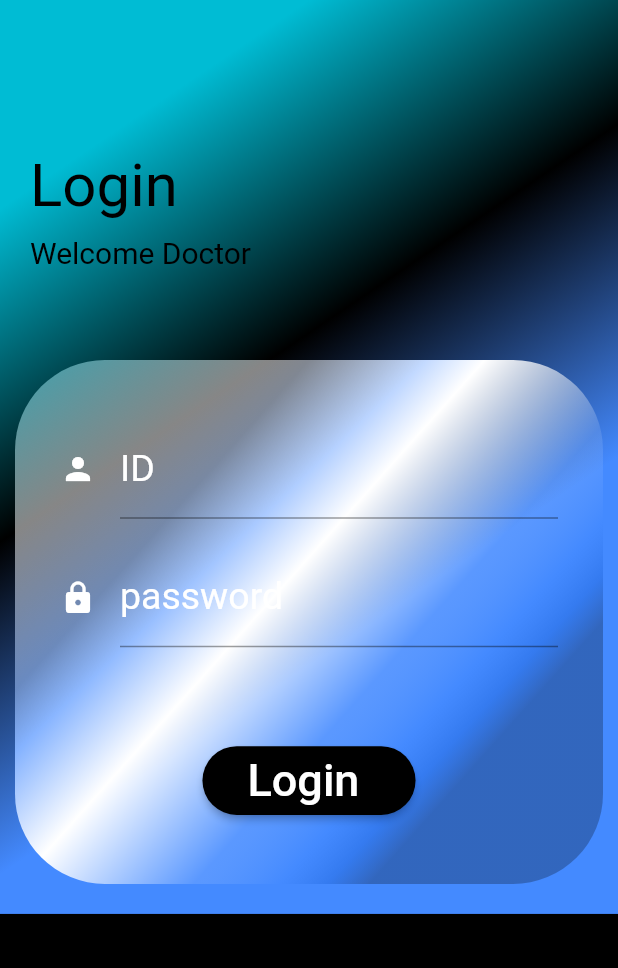
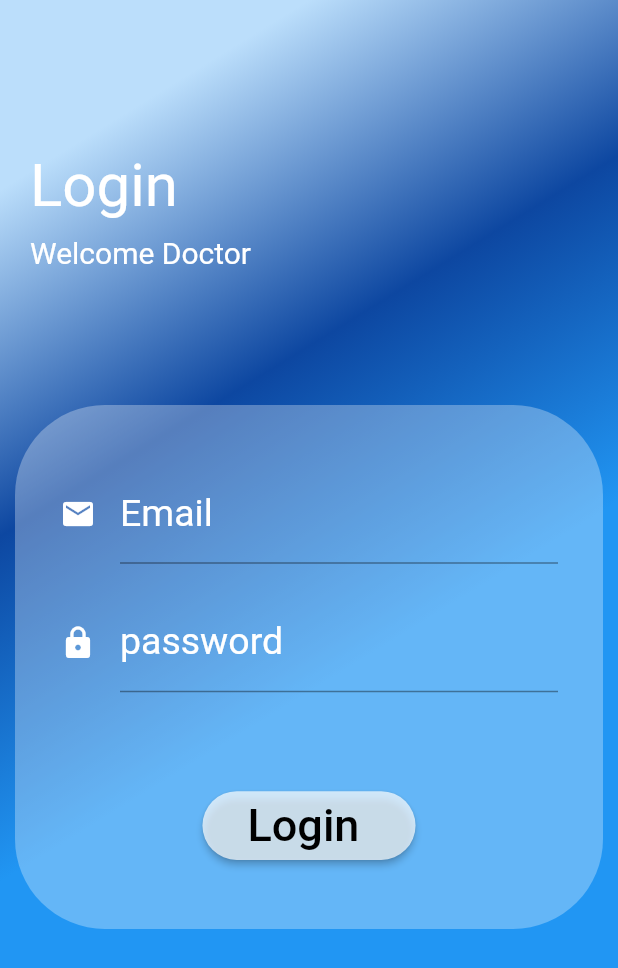
Before and after one commit to Ahmedelsayed247/Flutter, a Flutter app: the screen it shows after launch, after a tap on "Doctor", on a phone screen of 412 x 824 dp. Shown: the top 968 px of the screen. Run offline on Flutter 3.47's test engine with Material 2 defaults, Android fonts, the light colour scheme and no system bars; our stand-ins replace flutter_signin_button, google_sign_in.

Commit message:
update the colors

```diff
--- a/attendance_system_app/lib/screens/sign_in_Doctor_page.dart
+++ b/attendance_system_app/lib/screens/sign_in_Doctor_page.dart
@@ -10,21 +10,22 @@ class _Sign_In_DoctorState extends State<Sign_In_Doctor> {
 
   @override
   Widget build(BuildContext context) {
-    return Scaffold(
+    return SafeArea(
+      child: Scaffold(
           /* appBar: AppBar(
             title: const Text('Doctor Login'),
             centerTitle: true,
             backgroundColor: Colors.black,
           ),*/
-        backgroundColor: Colors.black,
+          backgroundColor: Colors.blue,
           body: SingleChildScrollView(
             child: Container(
               width: double.infinity,
-            decoration: const BoxDecoration(
+              decoration:  BoxDecoration(
                   gradient: LinearGradient(begin: Alignment.topCenter, colors: [
-              Colors.cyan,
-              Colors.black,
-              Colors.blueAccent,
+                    Colors.blue.shade100,
+                    Colors.blue.shade900,
+                    Colors.blue,
                 // Colors.blue.shade900,
                 // Colors.blue.shade200,
                 // Colors.blue.shade900,
@@ -41,14 +42,14 @@ class _Sign_In_DoctorState extends State<Sign_In_Doctor> {
                       children: const [
                         Text(
                           "Login",
-                        style: TextStyle(color: Colors.black, fontSize: 40),
+                          style: TextStyle(color: Colors.white, fontSize: 40),
                         ),
                         SizedBox(
                           height: 10,
                         ),
                         Text(
                           "Welcome Doctor",
-                        style: TextStyle(color: Colors.black, fontSize: 20),
+                          style: TextStyle(color: Colors.white, fontSize: 20),
                         ),
                       ],
                     ),
@@ -58,7 +59,8 @@ class _Sign_In_DoctorState extends State<Sign_In_Doctor> {
                 ],
               ),
             ),
-        ));
+          )),
+    );
   }
 }
 
@@ -80,19 +82,14 @@ class _MyStatefulWidgetState extends State<MyStatefulWidget> {
       alignment: Alignment.center,
       width: MediaQuery.of(context).size.width,
       // height:MediaQuery.of(context).size.height ,
-      margin: const EdgeInsets.symmetric(vertical: 20, horizontal: 10),
+      margin: const EdgeInsets.symmetric( horizontal: 10,vertical: 50),
       padding: const EdgeInsets.all(20),
 
-      decoration: const BoxDecoration(
+      decoration:  BoxDecoration(
           backgroundBlendMode: BlendMode.luminosity,
           borderRadius: BorderRadius.all(Radius.circular(60)),
-          //color: Color.fromARGB(255, 100, 137, 148),
-          gradient: LinearGradient(begin: Alignment.topCenter, colors: [
-            Colors.cyan,
-            Colors.white,
-            Colors.white12,
-            Colors.black26,
-          ])),
+        color: Colors.white30,
+         ),
       child: Form(
         key: _formKey,
         child: Padding(
@@ -103,19 +100,20 @@ class _MyStatefulWidgetState extends State<MyStatefulWidget> {
               Padding(
                 padding: const EdgeInsets.symmetric(vertical: 10),
                 child: TextFormField(
+
                   controller: email,
                   decoration: const InputDecoration(
                     icon: Icon(
-                      Icons.person,
+                      Icons.email,
                       color: Colors.white,
                     ),
-                    labelText: "ID",
+                    labelText: "Email",
                     labelStyle: TextStyle(color: Colors.white, fontSize: 25),
-                    hintText: 'Enter your ID',
+                    hintText: 'Enter your Email',
                   ),
                   validator: (String? value) {
                     if (value == null || value.isEmpty) {
-                      return 'Please enter your ID';
+                      return 'Please enter your Email';
                     }
                     return null;
                   },
@@ -160,14 +158,14 @@ class _MyStatefulWidgetState extends State<MyStatefulWidget> {
                               borderRadius: BorderRadius.circular(30.0)),
                         ),
                         backgroundColor:
-                            MaterialStateProperty.all(Colors.black),
+                            MaterialStateProperty.all(Colors.white70),
                       ),
                       onPressed: () {},
                       child: const Text(
                         'Login ',
                         style: TextStyle(
                           fontSize: 30,
-                          color: Colors.white,
+                          color: Colors.black,
                         ),
                       ),
                     ),
--- a/attendance_system_app/lib/screens/sign_in_Student_page.dart
+++ b/attendance_system_app/lib/screens/sign_in_Student_page.dart
@@ -7,20 +7,18 @@ class Sign_In_Student extends StatelessWidget {
 
   @override
   Widget build(BuildContext context) {
-    return Scaffold(
-        //backgroundColor: Colors.blue,
-        appBar: AppBar(
-          title: const Text(' Student Login'),
-          centerTitle: true,
-          backgroundColor: Colors.blue,
-        ),
+    return
+      SafeArea(
+          child:Scaffold(
+        backgroundColor: Colors.blue,
+
         body: SingleChildScrollView(
           child: Container(
             width: double.infinity,
-            decoration: const BoxDecoration(
+            decoration:  BoxDecoration(
                 gradient: LinearGradient(begin: Alignment.topCenter, colors: [
-              Colors.red,
-              Colors.green,
+              Colors.blue.shade100,
+              Colors.blue.shade900,
               Colors.blue,
               // Colors.blue.shade900,
               // Colors.blue.shade200,
@@ -55,7 +53,9 @@ class Sign_In_Student extends StatelessWidget {
               ],
             ),
           ),
-        ));
+        ),
+          ),
+      );
   }
 }
 
@@ -74,10 +74,11 @@ class _MyStatefulWidgetState extends State<MyStatefulWidget> {
     TextEditingController email = TextEditingController();
     TextEditingController password = TextEditingController();
     return Container(
+
       alignment: Alignment.center,
       width: MediaQuery.of(context).size.width,
       // height:MediaQuery.of(context).size.height ,
-      margin: const EdgeInsets.symmetric(vertical: 20, horizontal: 10),
+      margin: const EdgeInsets.symmetric( horizontal: 10,vertical: 50),
       padding: const EdgeInsets.all(20),
       decoration: const BoxDecoration(
         color: Colors.white30,
@@ -150,7 +151,8 @@ class _MyStatefulWidgetState extends State<MyStatefulWidget> {
                               borderRadius: BorderRadius.circular(30.0)),
                         ),
                         backgroundColor:
-                            MaterialStateProperty.all(Colors.white),
+                        MaterialStateProperty.all(Colors.white70),
+
                       ),
                       onPressed: () {},
                       child: const Text(
--- a/attendance_system_app/lib/screens/start_page.dart
+++ b/attendance_system_app/lib/screens/start_page.dart
@@ -1,6 +1,6 @@
 import 'package:flutter/material.dart';
 
-import '../widget/widget.dart';
+import '../widget/CustomizedButton.dart';
 
 class Start_Page extends StatefulWidget {
   const Start_Page({Key? key}) : super(key: key);
@@ -22,16 +22,18 @@ class _Start_PageState extends State<Start_Page> {
 
   @override
   Widget build(BuildContext context) {
-    return Scaffold(
-      backgroundColor: Color.fromARGB(255, 255, 255, 255),
+    return SafeArea(
+      child: Scaffold(
         body: Container(
+          color: Colors.blue,
           child: Column(children: [
             Row(
               children: [
                 Container(
-                height: 500,
+                 // color: Colors.blue.shade900,
+                  height: MediaQuery.of(context).size.height/1.35,
                   width: MediaQuery.of(context).size.width,
-                child: Image.asset("assets/images/4.png"),
+                  child: Image.asset("assets/images/4.png",fit: BoxFit.cover,),
                 )
               ],
             ),
@@ -63,6 +65,7 @@ class _Start_PageState extends State<Start_Page> {
             )
           ]),
         ),
+      ),
     );
   }
 }
```
Also changed, not shown: attendance_system_app/lib/widget/CustomizedButton.dart (renamed from attendance_system_app/lib/widget/widget.dart), attendance_system_app/pubspec.lock. Lines whose indentation alone changed are shown as unchanged.
